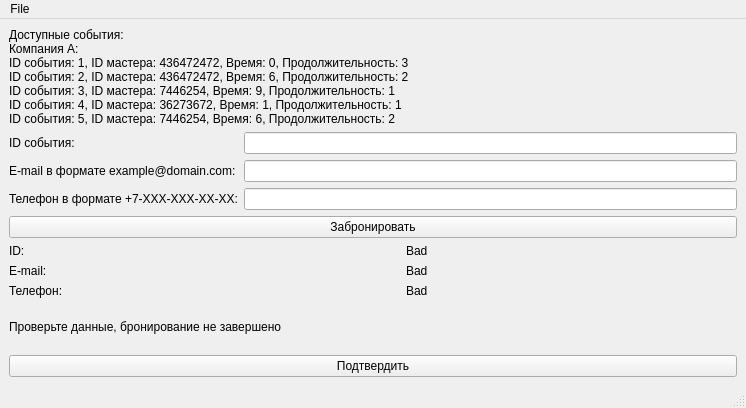
mainex/btimetable-booking, file Booking/mainwindow.ui: the form before one commit.
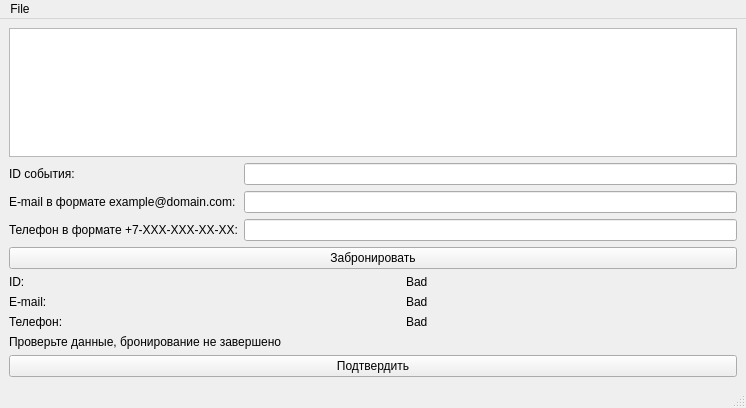
The form after the commit.

Diff of the .ui file:
```diff
--- a/Booking/mainwindow.ui
+++ b/Booking/mainwindow.ui
@@ -18,17 +18,7 @@
     <item>
      <layout class="QVBoxLayout" name="verticalLayout_2">
       <item>
-       <widget class="QLabel" name="label_2">
-        <property name="text">
-         <string>Доступные события:
-Компания A:
-ID события: 1, ID мастера: 436472472, Время: 0, Продолжительность: 3
-ID события: 2, ID мастера: 436472472, Время: 6, Продолжительность: 2
-ID события: 3, ID мастера: 7446254, Время: 9, Продолжительность: 1
-ID события: 4, ID мастера: 36273672, Время: 1, Продолжительность: 1
-ID события: 5, ID мастера: 7446254, Время: 6, Продолжительность: 2</string>
-        </property>
-       </widget>
+       <widget class="QTableView" name="tableView"/>
       </item>
       <item>
        <layout class="QFormLayout" name="formLayout_3">
```
